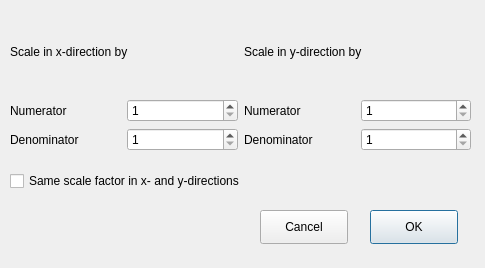
This is cpp/ui/chirp_dialog.ui in magister-ludi/eigenbroetler as Qt 5 draws it before an edit. The edited form follows.
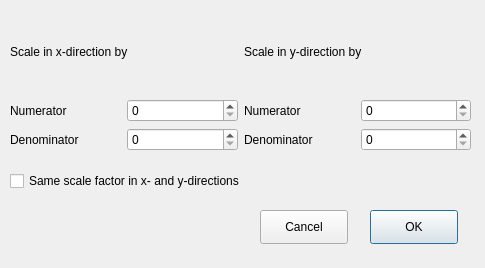
This is the edited form.

The edit to the form file:
```diff
--- a/cpp/ui/chirp_dialog.ui
+++ b/cpp/ui/chirp_dialog.ui
@@ -62,16 +62,10 @@
         </item>
         <item row="1" column="1">
          <widget class="QSpinBox" name="xNumSpinBox">
-          <property name="minimum">
-           <number>1</number>
-          </property>
          </widget>
         </item>
         <item row="2" column="1">
          <widget class="QSpinBox" name="xDenomSpinBox">
-          <property name="minimum">
-           <number>1</number>
-          </property>
          </widget>
         </item>
        </layout>
@@ -117,16 +111,10 @@
         </item>
         <item row="1" column="1">
          <widget class="QSpinBox" name="yNumSpinBox">
-          <property name="minimum">
-           <number>1</number>
-          </property>
          </widget>
         </item>
         <item row="2" column="1">
          <widget class="QSpinBox" name="yDenomSpinBox">
-          <property name="minimum">
-           <number>1</number>
-          </property>
          </widget>
         </item>
        </layout>
```
